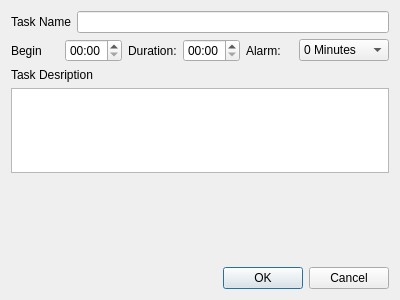
woodtluk/SimpleTaskManager, file ui/TaskDialog.ui: the form before one commit.
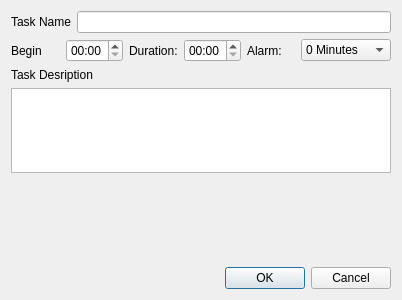
The form after the commit.

Patch:
```diff
--- a/ui/TaskDialog.ui
+++ b/ui/TaskDialog.ui
@@ -6,7 +6,7 @@
    <rect>
     <x>0</x>
     <y>0</y>
-    <width>400</width>
+    <width>402</width>
     <height>300</height>
    </rect>
   </property>
```
Left out of the diff: 8 changed lines with no effect on the pictures.
